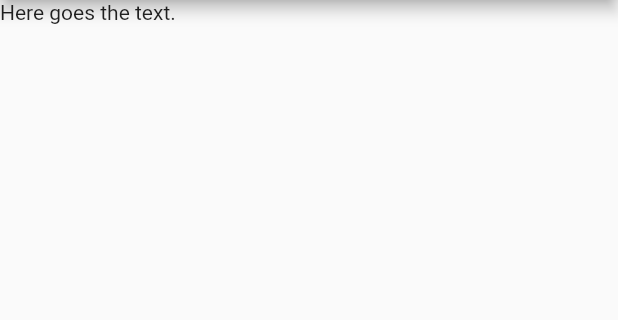
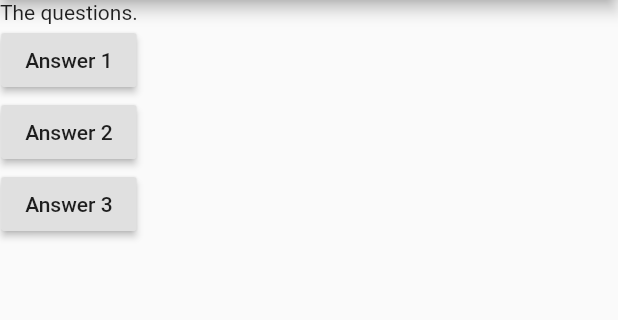
Before and after one commit to keshawkk/Flutter_First_App, a Flutter app: the screen it shows after launch, on a phone screen of 412 x 824 dp, the part 84-404 px from its top. Run offline on Flutter 3.47's test engine with Material 2 defaults, Android fonts, the phone set to English and light mode, and no system bars.

Commit message:
Simple MCQ UI

```diff
--- a/lib/main.dart
+++ b/lib/main.dart
@@ -3,15 +3,30 @@ import 'package:flutter/material.dart';
 void main() => runApp(MyApp());
 
 class MyApp extends StatelessWidget {
+  void answerQuestion() {
+    print('Answer chosen!');
+  }
+
   @override
   Widget build(BuildContext context) {
+    var questions = [
+      'What\'s your favorite colour ?',
+      'What\'s your favorite animal ?',
+    ];
+
     return MaterialApp(
       home: Scaffold(
-        appBar: AppBar(
-          title: Text('My first Appp'),
-        ),
-        body: Text('Here goes the text.')//Column(children : <Widget>[])
-      ),
+          appBar: AppBar(
+            title: Text('My first Appp'),
+          ),
+          body: Column(children: [
+            Text('The questions.'),
+            RaisedButton(child: Text('Answer 1'), onPressed: answerQuestion),
+            RaisedButton(
+                child: Text('Answer 2'),
+                onPressed: () => {print('Answer 2 is chosen.')}),
+            RaisedButton(child: Text('Answer 3'), onPressed: answerQuestion),
+          ])),
     );
   }
 }
```
